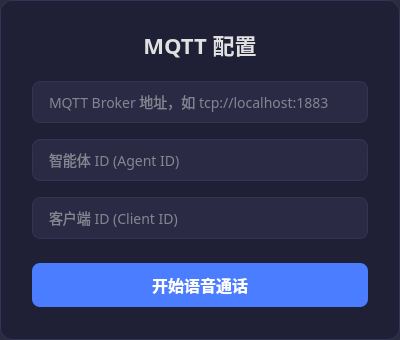
Before: the Qt Designer form ui/LoginWidget.ui in terry-xiaoyu/physical-ai-demo-arm64-desktop-cpp, drawn with Qt 5.
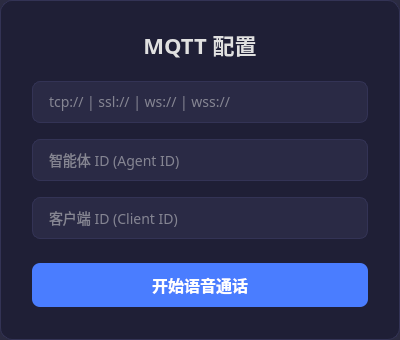
After: the same form once the commit is applied.

Commit message: support tls connections

```diff
--- a/ui/LoginWidget.ui
+++ b/ui/LoginWidget.ui
@@ -115,7 +115,7 @@
       </size>
      </property>
      <property name="placeholderText">
-      <string>MQTT Broker 地址，如 tcp://localhost:1883</string>
+      <string>tcp:// | ssl:// | ws:// | wss://</string>
      </property>
     </widget>
    </item>
```
The commit also changes 2 other files.
